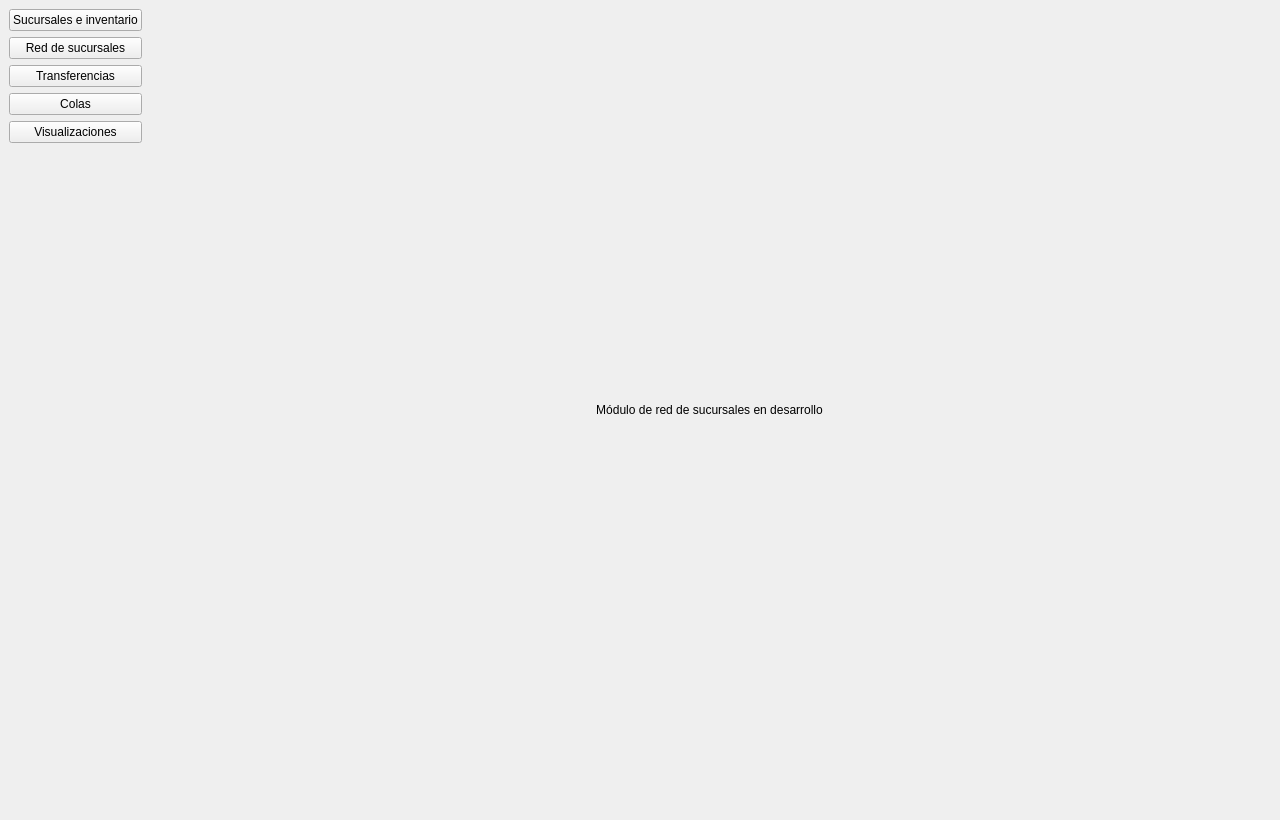
Qt form app/gui/main_window.ui (CarlosL62/supermarket-inventory-system) before a commit.
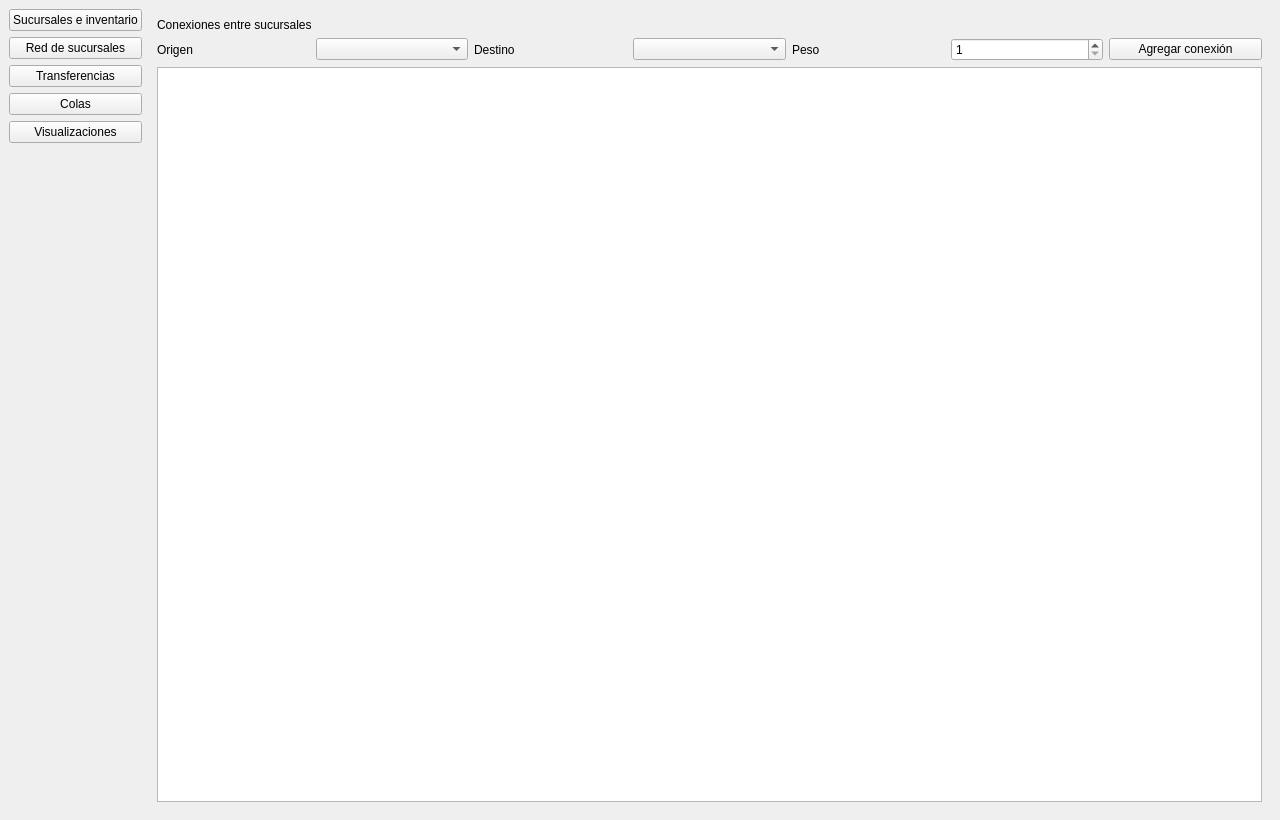
The same form after that commit. The open tabs and pages were chosen to show the change.

Commit message: feat: implement branch connection management and enhance inventory view functionality

Patch:
```diff
--- a/app/gui/main_window.ui
+++ b/app/gui/main_window.ui
@@ -179,12 +179,63 @@
           <item>
            <widget class="QLabel" name="labelGraph">
             <property name="text">
-             <string>Módulo de red de sucursales en desarrollo</string>
+             <string>Conexiones entre sucursales</string>
             </property>
-            <property name="alignment">
-             <set>Qt::AlignmentFlag::AlignCenter</set>
-            </property>
-           </widget>
+           </widget>
+          </item>
+          <item>
+           <layout class="QHBoxLayout" name="graphControlsLayout">
+            <item>
+             <widget class="QLabel" name="labelSourceBranch">
+              <property name="text">
+               <string>Origen</string>
+              </property>
+             </widget>
+            </item>
+            <item>
+             <widget class="QComboBox" name="comboSourceBranch"/>
+            </item>
+            <item>
+             <widget class="QLabel" name="labelDestinationBranch">
+              <property name="text">
+               <string>Destino</string>
+              </property>
+             </widget>
+            </item>
+            <item>
+             <widget class="QComboBox" name="comboDestinationBranch"/>
+            </item>
+            <item>
+             <widget class="QLabel" name="labelConnectionWeight">
+              <property name="text">
+               <string>Peso</string>
+              </property>
+             </widget>
+            </item>
+            <item>
+             <widget class="QSpinBox" name="inputConnectionWeight">
+              <property name="minimum">
+               <number>1</number>
+              </property>
+              <property name="maximum">
+               <number>9999</number>
+              </property>
+              <property name="value">
+               <number>1</number>
+              </property>
+             </widget>
+            </item>
+            <item>
+             <widget class="QPushButton" name="btnAddConnection">
+              <property name="text">
+               <string>Agregar conexión</string>
+              </property>
+             </widget>
+            </item>
+           </layout>
+          </item>
+          <item>
+           <widget class="QTableWidget" name="connectionsTable"/>
           </item>
          </layout>
         </widget>
```
Left out of the diff: 38 changed lines with no effect on the pictures. Lines whose indentation alone changed are shown as unchanged. The commit also changes 8 other files.
